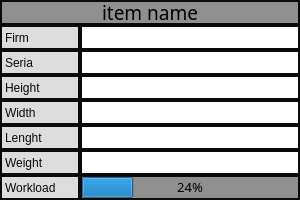
The window that System_Item.ui (Nagito129/-) describes before a commit, drawn with Qt 5.
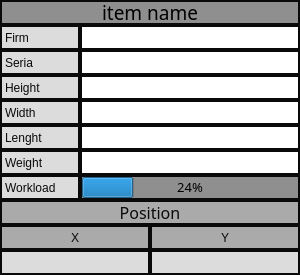
The same window after the commit.

Patch:
```diff
--- a/System_Item.ui
+++ b/System_Item.ui
@@ -7,19 +7,19 @@
     <x>0</x>
     <y>0</y>
     <width>300</width>
-    <height>200</height>
+    <height>275</height>
    </rect>
   </property>
   <property name="minimumSize">
    <size>
     <width>300</width>
-    <height>25</height>
+    <height>275</height>
    </size>
   </property>
   <property name="maximumSize">
    <size>
     <width>300</width>
-    <height>225</height>
+    <height>275</height>
    </size>
   </property>
   <property name="windowTitle">
@@ -445,6 +445,186 @@
      </layout>
     </widget>
    </item>
+   <item>
+    <widget class="QWidget" name="Position" native="true">
+     <property name="minimumSize">
+      <size>
+       <width>300</width>
+       <height>75</height>
+      </size>
+     </property>
+     <property name="maximumSize">
+      <size>
+       <width>300</width>
+       <height>75</height>
+      </size>
+     </property>
+     <layout class="QVBoxLayout" name="verticalLayout_2">
+      <property name="spacing">
+       <number>0</number>
+      </property>
+      <property name="leftMargin">
+       <number>0</number>
+      </property>
+      <property name="topMargin">
+       <number>0</number>
+      </property>
+      <property name="rightMargin">
+       <number>0</number>
+      </property>
+      <property name="bottomMargin">
+       <number>0</number>
+      </property>
+      <item>
+       <widget class="QLabel" name="label">
+        <property name="minimumSize">
+         <size>
+          <width>300</width>
+          <height>25</height>
+         </size>
+        </property>
+        <property name="maximumSize">
+         <size>
+          <width>300</width>
+          <height>25</height>
+         </size>
+        </property>
+        <property name="font">
+         <font>
+          <family>Segoe UI Black</family>
+          <pointsize>12</pointsize>
+          <italic>false</italic>
+          <fontweight>Black</fontweight>
+         </font>
+        </property>
+        <property name="styleSheet">
+         <string notr="true">font: 900 12pt &quot;Segoe UI Black&quot;;
+color: rgb(10, 10, 10);
+background-color: rgb(170, 170, 170);</string>
+        </property>
+        <property name="text">
+         <string>Position</string>
+        </property>
+        <property name="alignment">
+         <set>Qt::AlignCenter</set>
+        </property>
+       </widget>
+      </item>
+      <item>
+       <layout class="QFormLayout" name="formLayout_2">
+        <property name="horizontalSpacing">
+         <number>0</number>
+        </property>
+        <property name="verticalSpacing">
+         <number>0</number>
+        </property>
+        <item row="0" column="0">
+         <widget class="QLabel" name="X">
+          <property name="minimumSize">
+           <size>
+            <width>150</width>
+            <height>25</height>
+           </size>
+          </property>
+          <property name="maximumSize">
+           <size>
+            <width>150</width>
+            <height>25</height>
+           </size>
+          </property>
+          <property name="styleSheet">
+           <string notr="true">font: 900 12pt &quot;Segoe UI Black&quot;;
+color: rgb(10, 10, 10);
+background-color: rgb(170, 170, 170);</string>
+          </property>
+          <property name="text">
+           <string>X</string>
+          </property>
+          <property name="alignment">
+           <set>Qt::AlignCenter</set>
+          </property>
+         </widget>
+        </item>
+        <item row="0" column="1">
+         <widget class="QLabel" name="Y">
+          <property name="styleSheet">
+           <string notr="true">font: 900 12pt &quot;Segoe UI Black&quot;;
+color: rgb(10, 10, 10);
+background-color: rgb(170, 170, 170);</string>
+          </property>
+          <property name="text">
+           <string>Y</string>
+          </property>
+          <property name="alignment">
+           <set>Qt::AlignCenter</set>
+          </property>
+         </widget>
+        </item>
+        <item row="1" column="0">
+         <widget class="QLabel" name="X_pos">
+          <property name="minimumSize">
+           <size>
+            <width>150</width>
+            <height>25</height>
+           </size>
+          </property>
+          <property name="maximumSize">
+           <size>
+            <width>150</width>
+            <height>25</height>
+           </size>
+          </property>
+          <property name="styleSheet">
+           <string notr="true">font: 900 12pt &quot;Segoe UI Black&quot;;
+color: rgb(10, 10, 10);
+background-color: rgb(220, 220, 220);</string>
+          </property>
+          <property name="text">
+           <string/>
+          </property>
+          <property name="alignment">
+           <set>Qt::AlignCenter</set>
+          </property>
+         </widget>
+        </item>
+        <item row="1" column="1">
+         <widget class="QLabel" name="Y_pos">
+          <property name="minimumSize">
+           <size>
+            <width>150</width>
+            <height>25</height>
+           </size>
+          </property>
+          <property name="maximumSize">
+           <size>
+            <width>150</width>
+            <height>25</height>
+           </size>
+          </property>
+          <property name="sizeIncrement">
+           <size>
+            <width>0</width>
+            <height>0</height>
+           </size>
+          </property>
+          <property name="styleSheet">
+           <string notr="true">font: 900 12pt &quot;Segoe UI Black&quot;;
+color: rgb(10, 10, 10);
+background-color: rgb(220, 220, 220);</string>
+          </property>
+          <property name="text">
+           <string/>
+          </property>
+          <property name="alignment">
+           <set>Qt::AlignCenter</set>
+          </property>
+         </widget>
+        </item>
+       </layout>
+      </item>
+     </layout>
+    </widget>
+   </item>
   </layout>
  </widget>
  <resources/>
```
Left out of the diff: 46 changed lines with no effect on the pictures.
